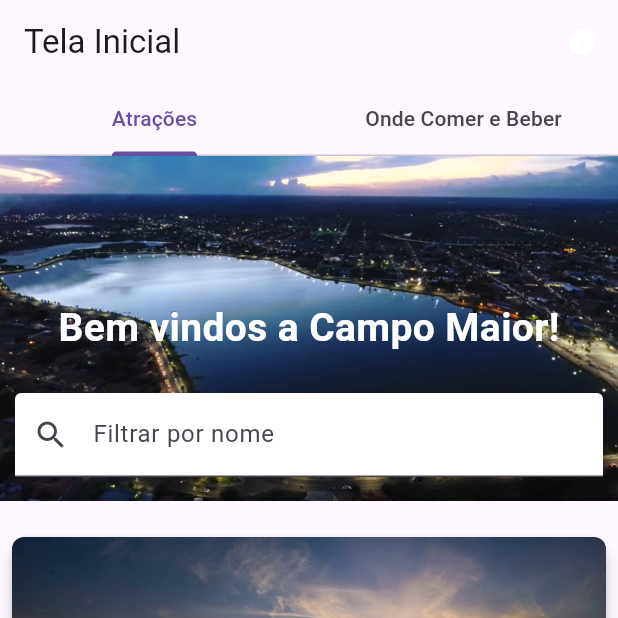
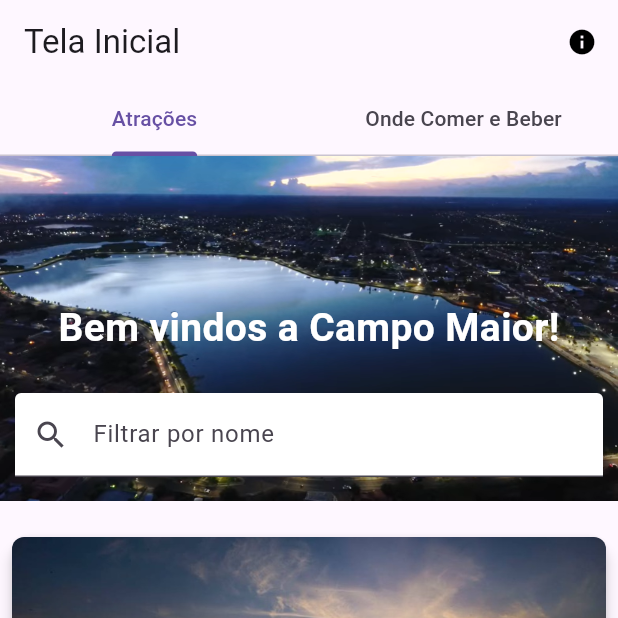
Before and after one commit to rammyres/visitecm, a Flutter app: the screen it shows after launch, on a phone screen of 412 x 824 dp, the top half of it. Run offline on Flutter 3.47's test engine with Material 3 defaults, Android fonts, the phone set to English and light mode, and no system bars; our stand-ins replace carousel_slider, connectivity, google_maps_flutter, shared_preferences.

Commit message:
Alterações na aparência

```diff
--- a/lib/main.dart
+++ b/lib/main.dart
@@ -11,7 +11,7 @@ class VisiteCM extends StatelessWidget {
   @override
   Widget build(BuildContext context) {
     return MaterialApp(
-      initialRoute: '/',
+      initialRoute: '/', //Rota inicial
       routes: {
         '/': (context) => const TelaInicial(),
         '/favoritos': (context) => const TelaFavoritos(Key("favoritos_key")),
--- a/lib/telas/tela_inicial.dart
+++ b/lib/telas/tela_inicial.dart
@@ -78,7 +78,7 @@ class _TelaInicialState extends State<TelaInicial> {
             IconButton(
               icon: const Icon(
                 Icons.info,
-                color: Colors.white,
+                color: Colors.black,
                 size: 20,
               ),
               onPressed: () {
@@ -184,12 +184,14 @@ class _TelaInicialState extends State<TelaInicial> {
             Column(
               children: atracoesFiltradas
                   .map((atracao) => GestureDetector(
+                        //Mapeia as atrações
                         onTap: () {
                           Navigator.push(
                             context,
                             MaterialPageRoute(
-                              builder: (context) =>
-                                  DetalhesAtracaoScreen(atracao: atracao),
+                              builder:
+                                  (context) => // Context é a tela do celular
+                                      DetalhesAtracaoScreen(atracao: atracao),
                             ),
                           );
                         },
--- a/pubspec.yaml
+++ b/pubspec.yaml
@@ -16,7 +16,7 @@ publish_to: none   # Remove this line if you wish to publish to pub.dev
 # https://developer.apple.com/library/archive/documentation/General/Reference/InfoPlistKeyReference/Articles/CoreFoundationKeys.html
 # In Windows, build-name is used as the major, minor, and patch parts
 # of the product and file versions while build-number is used as the build suffix.
-version: 0.6.6
+version: 0.6.7
 
 environment:
   sdk: '>=3.0.5 <4.0.0'
```
